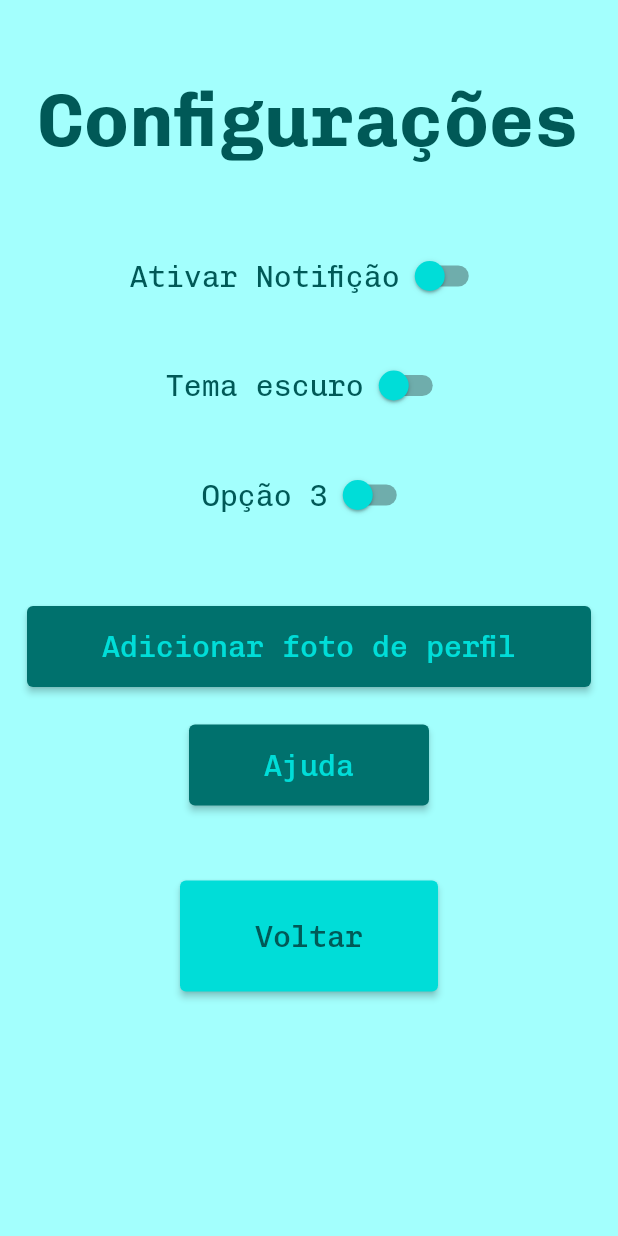
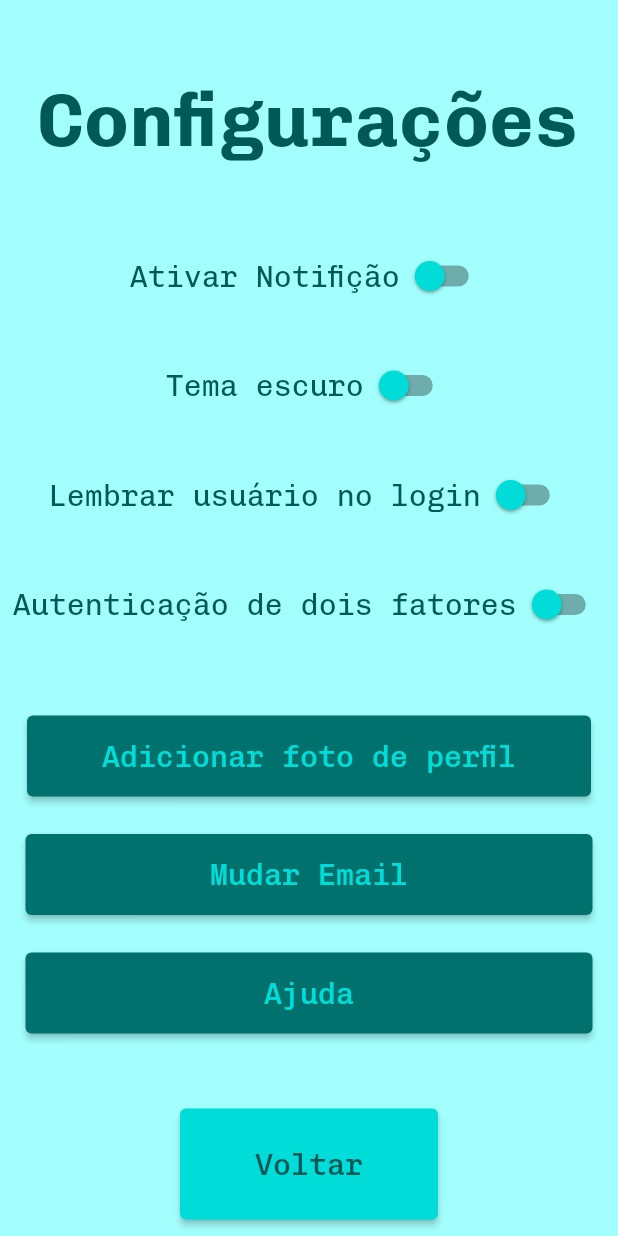
Before and after one commit to marcotech2002/Pathfinder_Sub-GL922A_App, a Flutter app: the TelaConfig screen opened directly, on a phone screen of 412 x 824 dp. Run offline on Flutter 3.47's test engine with Material 2 defaults, Android fonts, the phone set to English and light mode, and no system bars; our stand-ins replace easy_splash_screen, flutter_blue_plus; network calls fail.

```diff
--- a/projeto_app/lib/view/app/tela_conectar.dart
+++ b/projeto_app/lib/view/app/tela_conectar.dart
@@ -1,6 +1,8 @@
 // ignore_for_file: prefer_const_constructors
 
 import 'package:flutter/material.dart';
+
+import 'package:flutter_blue_plus/flutter_blue_plus.dart';
 
 import '../../style/font.dart';
 import '../../style/palette.dart';
@@ -15,6 +17,8 @@ class TelaConectar extends StatefulWidget
 
 class _TelaConectarState extends State<TelaConectar>
 {
+  FlutterBluePlus flutterBlue = FlutterBluePlus.instance;
+
   @override
   Widget build(BuildContext context)
   {
--- a/projeto_app/lib/view/extra/tela_configuracoes.dart
+++ b/projeto_app/lib/view/extra/tela_configuracoes.dart
@@ -18,6 +18,7 @@ class _TelaConfigState extends State<TelaConfig>
   bool btn1 = false;
   bool btn2 = false;
   bool btn3 = false;
+  bool btn4 = false;
 
   @override
   Widget build(BuildContext context) {
@@ -93,7 +94,7 @@ class _TelaConfigState extends State<TelaConfig>
                 mainAxisAlignment: MainAxisAlignment.center,
                 children: [
                   Text(
-                    "Opção 3",
+                    "Lembrar usuário no login",
                     style: Font().NormalFont,
                   ),
                   Switch(
@@ -105,6 +106,31 @@ class _TelaConfigState extends State<TelaConfig>
                       setState(()
                         {
                           btn3 = value;
+                        }
+                      );
+                    },
+                  ),
+                ],
+              ),
+              SizedBox(
+                height: 25,
+              ),
+              Row(
+                mainAxisAlignment: MainAxisAlignment.center,
+                children: [
+                  Text(
+                    "Autenticação de dois fatores",
+                    style: Font().NormalFont,
+                  ),
+                  Switch(
+                    value: btn4,
+                    inactiveThumbColor: Palette().Primary,
+                    activeColor: Palette().Tertiary,
+                    onChanged: (bool value)
+                    {
+                      setState(()
+                        {
+                          btn4 = value;
                         }
                       );
                     },
@@ -137,7 +163,27 @@ class _TelaConfigState extends State<TelaConfig>
               ElevatedButton(
                 style: ElevatedButton.styleFrom(
                   padding: EdgeInsets.symmetric(
-                    horizontal: 50,
+                    horizontal: 123,
+                    vertical: 15
+                  ),
+                  backgroundColor: Palette().Secondary,
+                ),
+                onPressed: ()
+                {
+
+                },
+                child: Text(
+                  'Mudar Email',
+                  style: Font().ButtonFont
+                ),
+              ),
+              SizedBox(
+                height: 25,
+              ),
+              ElevatedButton(
+                style: ElevatedButton.styleFrom(
+                  padding: EdgeInsets.symmetric(
+                    horizontal: 159,
                     vertical: 15
                   ),
                   backgroundColor: Palette().Secondary,
```
Also changed, not shown: projeto_app/lib/view/app/tela_status.dart (+19 -3 lines).
